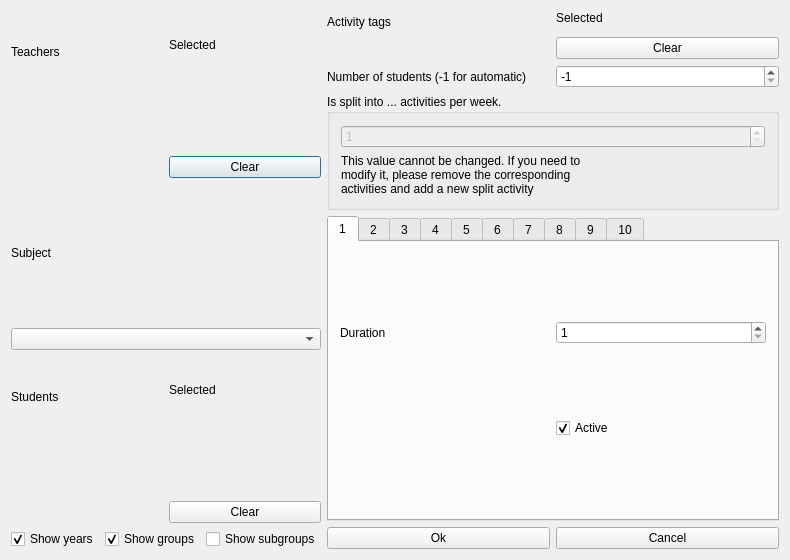
Before: the Qt Designer form fet/src/interface/modifyactivityform_template.ui in vonmecheln/fet, drawn with Qt 5.
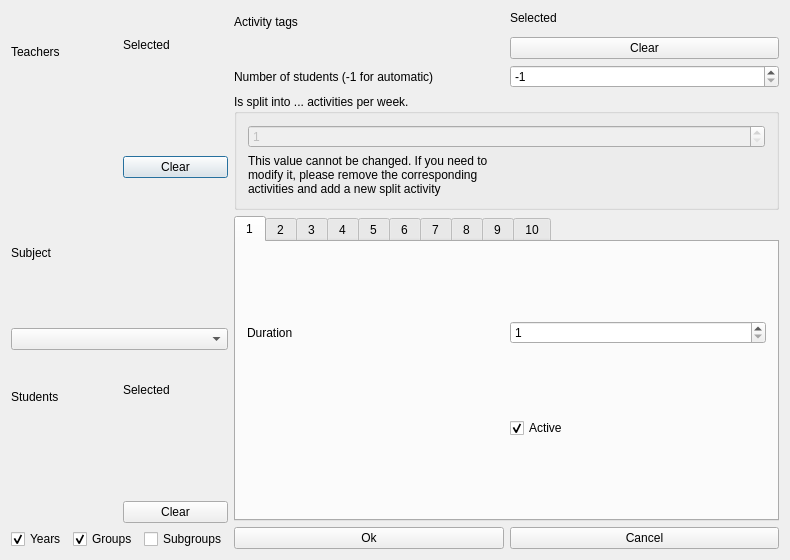
After: the same form once the commit is applied. Custom widgets are drawn as their Qt base class.

Diff of the .ui file:
```diff
--- a/fet/src/interface/modifyactivityform_template.ui
+++ b/fet/src/interface/modifyactivityform_template.ui
@@ -173,7 +173,7 @@
        <item>
         <widget class="QCheckBox" name="showYearsCheckBox">
          <property name="text">
-          <string>Show years</string>
+          <string>Years</string>
          </property>
          <property name="checked">
           <bool>true</bool>
@@ -183,7 +183,7 @@
        <item>
         <widget class="QCheckBox" name="showGroupsCheckBox">
          <property name="text">
-          <string>Show groups</string>
+          <string>Groups</string>
          </property>
          <property name="checked">
           <bool>true</bool>
@@ -193,7 +193,7 @@
        <item>
         <widget class="QCheckBox" name="showSubgroupsCheckBox">
          <property name="text">
-          <string>Show subgroups</string>
+          <string>Subgroups</string>
          </property>
         </widget>
        </item>
```
